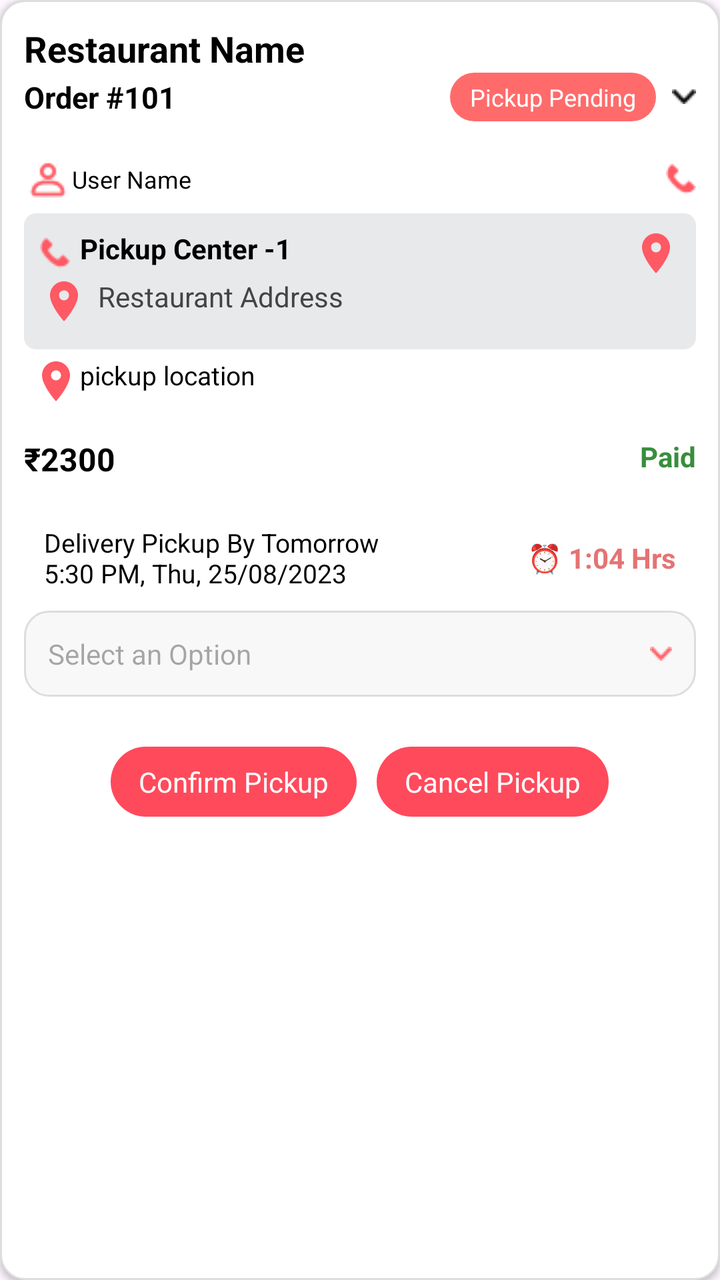
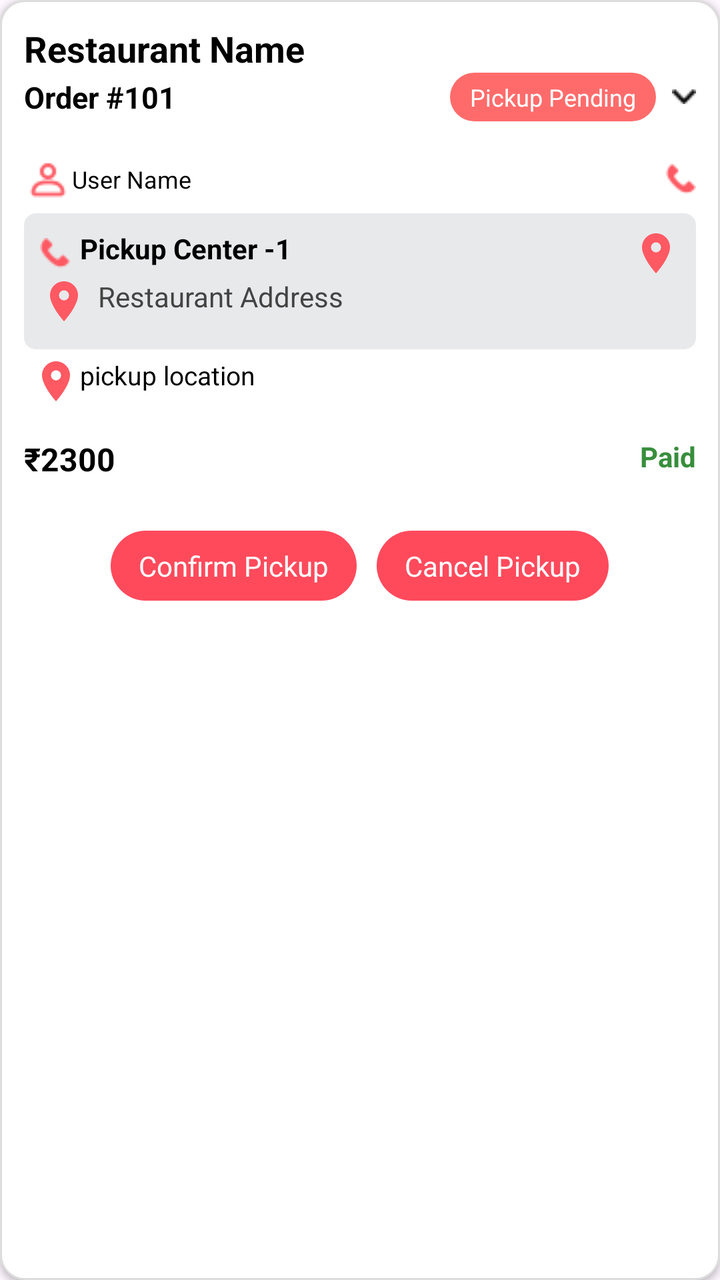

Compare the two renders of this Android layout. The source of the first and the diff that turns it into the second are given below.
<!-- AndroidManifest.xml: application theme Theme.Food_delivery -->
<!-- res/layout/order_item.xml -->
<?xml version="1.0" encoding="utf-8"?>
<layout xmlns:android="http://schemas.android.com/apk/res/android"
    xmlns:app="http://schemas.android.com/apk/res-auto">

    <data></data>

    <LinearLayout
        android:layout_width="match_parent"
        android:layout_height="wrap_content"
        android:layout_margin="8dp"
        android:background="@drawable/order_item_bg"
        android:elevation="2dp"
        android:orientation="vertical"
        android:padding="12dp">

        <TextView
            android:id="@+id/restaurantName"
            android:layout_width="match_parent"
            android:layout_height="wrap_content"
            android:text="Restaurant Name"
            android:textColor="@color/black"
            android:textSize="18dp"
            android:textStyle="bold" />

        
        <LinearLayout
            android:layout_width="match_parent"
            android:layout_height="wrap_content"
            android:gravity="center_vertical"
            android:orientation="horizontal">

            <TextView
                android:id="@+id/tvorderId"
                android:layout_width="0dp"
                android:layout_height="wrap_content"
                android:layout_weight="1"
                android:text="Order #101"
                android:textColor="#000000"
                android:textSize="15sp"
                android:textStyle="bold" />

            <TextView
                android:id="@+id/tvStatus"
                android:layout_width="wrap_content"
                android:layout_height="wrap_content"
                android:layout_marginEnd="8dp"
                android:background="@drawable/status_pending_bg"
                android:paddingLeft="10dp"
                android:paddingTop="4dp"
                android:paddingRight="10dp"
                android:paddingBottom="4dp"
                android:text="Pickup Pending"
                android:textColor="#FFFFFF"
                android:textSize="12sp" />

            <ImageView
                android:id="@+id/ivexpandIcon"
                android:layout_width="12dp"
                android:layout_height="22dp"
                android:src="@drawable/spinner"
                app:tint="@color/black" />
        </LinearLayout>

        <View
            android:layout_width="match_parent"
            android:layout_height="2dp"
            android:layout_marginVertical="5dp"
            android:backgroundTint="@color/black" />

        <TextView
            android:id="@+id/tvUserName"
            android:layout_width="match_parent"
            android:layout_height="wrap_content"
            android:layout_marginVertical="5dp"
            android:gravity="center_vertical"
            android:text="User Name"
            android:textColor="@color/black"
            android:textSize="12sp"
            app:drawableEndCompat="@drawable/call2"
            app:drawableStartCompat="@drawable/user2" />

        
        <LinearLayout
            android:id="@+id/layoutdetails"
            android:layout_width="match_parent"
            android:layout_height="wrap_content"
            android:background="@drawable/bg_grey"
            android:orientation="vertical"
            android:padding="8dp">

            <TextView
                android:id="@+id/pickupCenter"
                android:layout_width="match_parent"
                android:layout_height="wrap_content"
                android:drawableStart="@drawable/call2"
                android:drawableEnd="@drawable/ic_location"
                android:drawablePadding="5dp"
                android:drawableTint="@color/lightpink"
                android:text="Pickup Center -1"
                android:textColor="#000000"
                android:textStyle="bold" />

            <TextView
                android:id="@+id/tvAddress"
                android:layout_width="wrap_content"
                android:layout_height="wrap_content"
                android:drawableStart="@drawable/ic_location"
                android:drawablePadding="5dp"
                android:drawableTint="@color/lightpink"
                android:text="Restaurant Address"
                android:textColor="#444444" />


            <LinearLayout
                android:id="@+id/itemsContainer"
                android:layout_width="match_parent"
                android:layout_height="wrap_content"
                android:orientation="vertical"
                android:layout_marginTop="4dp"
                android:layout_marginStart="16dp"
                android:layout_marginEnd="16dp">
            </LinearLayout>

        </LinearLayout>

        
        <TextView
            android:id="@+id/tvPickupLocation"
            android:layout_width="wrap_content"
            android:layout_height="wrap_content"
            android:layout_margin="4dp"
            android:text="pickup location"
            android:textColor="@color/black"
            android:textSize="13sp"
            android:drawableStart="@drawable/ic_location"
            android:drawableTint="@color/lightpink"/>

        
        <RelativeLayout
            android:id="@+id/paymentView"
            android:layout_width="match_parent"
            android:layout_height="wrap_content"
            android:layout_marginTop="12dp">

            <TextView
                android:id="@+id/tvTotalPrice"
                android:layout_width="wrap_content"
                android:layout_height="wrap_content"
                android:text="₹2300"
                android:textStyle="bold"
                android:textSize="16sp"
                android:textColor="#000"
                android:layout_alignParentStart="true"/>

            <TextView
                android:id="@+id/tvPaymentStatus"
                android:layout_width="wrap_content"
                android:layout_height="wrap_content"
                android:text="Paid"
                android:textColor="#388E3C"
                android:textSize="14sp"
                android:textStyle="bold"
                android:layout_alignParentEnd="true"/>
        </RelativeLayout>

        
        <LinearLayout
            android:id="@+id/deliveryInfo"
            android:layout_width="match_parent"
            android:layout_height="wrap_content"
            android:layout_marginTop="12dp"
            android:gravity="center_vertical"
            android:orientation="horizontal"
            android:padding="10dp">

            <TextView
                android:id="@+id/selectedAddress"
                android:layout_width="0dp"
                android:layout_height="wrap_content"
                android:layout_weight="1"
                android:text="Delivery Pickup By Tomorrow\n5:30 PM, Thu, 25/08/2023"
                android:textColor="#000"
                android:textSize="13sp" />

            <TextView
                android:id="@+id/tvTimeLeft"
                android:layout_width="wrap_content"
                android:layout_height="wrap_content"
                android:text="⏰ 1:04 Hrs"
                android:textColor="#E57373"
                android:textStyle="bold" />
        </LinearLayout>

        <TextView
            android:id="@+id/tvSelectOption"
            android:layout_width="match_parent"
            android:layout_height="wrap_content"
            android:hint="Select an Option"
            android:padding="12dp"
            android:background="@drawable/bg_edittext"
            android:drawableEnd="@drawable/spinner"
            android:focusable="true"
            android:clickable="true" />

        <LinearLayout
            android:id="@+id/pickupView"
            android:layout_width="match_parent"
            android:layout_height="wrap_content"
            android:gravity="center_horizontal"
            android:layout_marginTop="15dp"
            android:orientation="horizontal">

            <TextView
                android:id="@+id/btnConfirmPickup"
                android:layout_width="wrap_content"
                android:layout_height="wrap_content"
                android:layout_marginTop="10dp"
                android:layout_marginEnd="10dp"
                android:background="@drawable/btn_red_rounded"
                android:paddingHorizontal="14dp"
                android:paddingVertical="8dp"
                android:text="Confirm Pickup"
                android:textColor="#FFFFFF" />

            <TextView
                android:id="@+id/btnCancelPickup"
                android:layout_width="wrap_content"
                android:layout_height="wrap_content"
                android:layout_marginTop="10dp"
                android:background="@drawable/btn_red_rounded"
                android:paddingHorizontal="14dp"
                android:paddingVertical="8dp"
                android:text="Cancel Pickup"
                android:textColor="#FFFFFF" />
        </LinearLayout>
    </LinearLayout>
</layout>
<!-- resources referenced by this layout -->
<resources>
  <color name="black">#FF000000</color>
  <color name="lightpink">#FF5963</color>
  <!-- drawable bg_edittext (drawable) -->
  <shape xmlns:android="http://schemas.android.com/apk/res/android"
      android:shape="rectangle">
      <solid android:color="#F8F8F8" />
      <corners android:radius="12dp" />
      <stroke android:color="#DDDDDD" android:width="1dp" />
  </shape>
  <!-- drawable bg_grey (drawable) -->
  <?xml version="1.0" encoding="utf-8"?>
  <shape xmlns:android="http://schemas.android.com/apk/res/android"
      android:shape="rectangle">
  
      <solid android:color="#E8E9EB"/>
  
      <corners android:radius="6dp"/>
  
  
  </shape>
  <!-- drawable btn_red_rounded (drawable) -->
  <shape xmlns:android="http://schemas.android.com/apk/res/android" android:shape="rectangle">
      <solid android:color="#FF4A5C"/>
      <corners android:radius="25dp"/>
  </shape>
  <!-- drawable call2: png bitmap (drawable, 385 bytes) -->
  <!-- drawable ic_location (drawable) -->
  <vector xmlns:android="http://schemas.android.com/apk/res/android"
      android:width="24dp"
      android:height="24dp"
      android:viewportWidth="24"
      android:viewportHeight="24">
      <path
          android:fillColor="#757575"
          android:pathData="M12,2C8.14,2 5,5.14 5,9c0,5.25 7,13 7,13s7,-7.75 7,-13c0,-3.86 -3.14,-7 -7,-7zM12,11.5c-1.38,0 -2.5,-1.12 -2.5,-2.5s1.12,-2.5 2.5,-2.5 2.5,1.12 2.5,2.5 -1.12,2.5 -2.5,2.5z"/>
  </vector>
  <!-- drawable order_item_bg (drawable) -->
  <shape xmlns:android="http://schemas.android.com/apk/res/android"
      android:shape="rectangle">
  
      <solid android:color="#FFFFFF" />
      <corners android:radius="12dp" />
      <stroke android:width="1dp" android:color="#DDDDDD" />
      <padding android:left="8dp" android:top="8dp" android:right="8dp" android:bottom="8dp" />
  </shape>
  <!-- drawable spinner: png bitmap (drawable, 273 bytes) -->
  <!-- drawable status_pending_bg (drawable) -->
  <shape xmlns:android="http://schemas.android.com/apk/res/android" android:shape="rectangle">
      <solid android:color="#FF6B6B"/>
      <corners android:radius="16dp"/>
  </shape>
  <!-- drawable user2: png bitmap (drawable, 492 bytes) -->
  <style name="Theme.Food_delivery" parent="Base.Theme.Food_delivery" />
  <style name="Base.Theme.Food_delivery" parent="Theme.Material3.DayNight.NoActionBar">
          
          <item name="android:statusBarColor">@color/white</item>
          <item name="android:windowLightStatusBar">true</item>
  
          
          <item name="android:navigationBarColor">@color/white</item>
  
          
          
          
      </style>
  <color name="white">#FFFFFFFF</color>
</resources>

<!-- the commit's change to res/layout/order_item.xml (unified diff, before → after) -->
@@ -164,43 +164,7 @@
         </RelativeLayout>
 
         
-        <LinearLayout
-            android:id="@+id/deliveryInfo"
-            android:layout_width="match_parent"
-            android:layout_height="wrap_content"
-            android:layout_marginTop="12dp"
-            android:gravity="center_vertical"
-            android:orientation="horizontal"
-            android:padding="10dp">
-
-            <TextView
-                android:id="@+id/selectedAddress"
-                android:layout_width="0dp"
-                android:layout_height="wrap_content"
-                android:layout_weight="1"
-                android:text="Delivery Pickup By Tomorrow\n5:30 PM, Thu, 25/08/2023"
-                android:textColor="#000"
-                android:textSize="13sp" />
-
-            <TextView
-                android:id="@+id/tvTimeLeft"
-                android:layout_width="wrap_content"
-                android:layout_height="wrap_content"
-                android:text="⏰ 1:04 Hrs"
-                android:textColor="#E57373"
-                android:textStyle="bold" />
-        </LinearLayout>
-
-        <TextView
-            android:id="@+id/tvSelectOption"
-            android:layout_width="match_parent"
-            android:layout_height="wrap_content"
-            android:hint="Select an Option"
-            android:padding="12dp"
-            android:background="@drawable/bg_edittext"
-            android:drawableEnd="@drawable/spinner"
-            android:focusable="true"
-            android:clickable="true" />
+      
 
         <LinearLayout
             android:id="@+id/pickupView"
<!-- resource entries referenced after the edit -->
@@ -2,13 +2,6 @@
 <resources>
   <color name="black">#FF000000</color>
   <color name="lightpink">#FF5963</color>
-  <!-- drawable bg_edittext (drawable) -->
-  <shape xmlns:android="http://schemas.android.com/apk/res/android"
-      android:shape="rectangle">
-      <solid android:color="#F8F8F8" />
-      <corners android:radius="12dp" />
-      <stroke android:color="#DDDDDD" android:width="1dp" />
-  </shape>
   <!-- drawable bg_grey (drawable) -->
   <?xml version="1.0" encoding="utf-8"?>
   <shape xmlns:android="http://schemas.android.com/apk/res/android"
